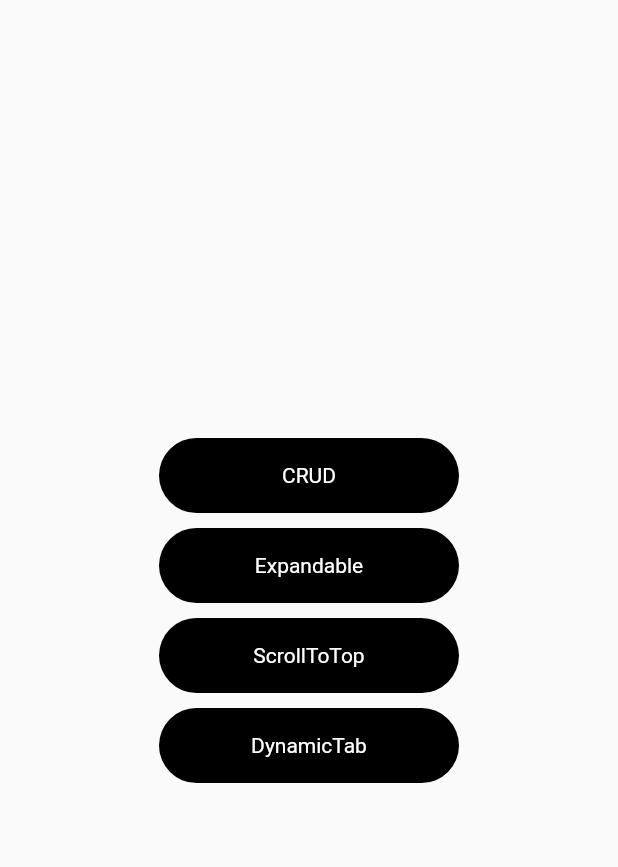
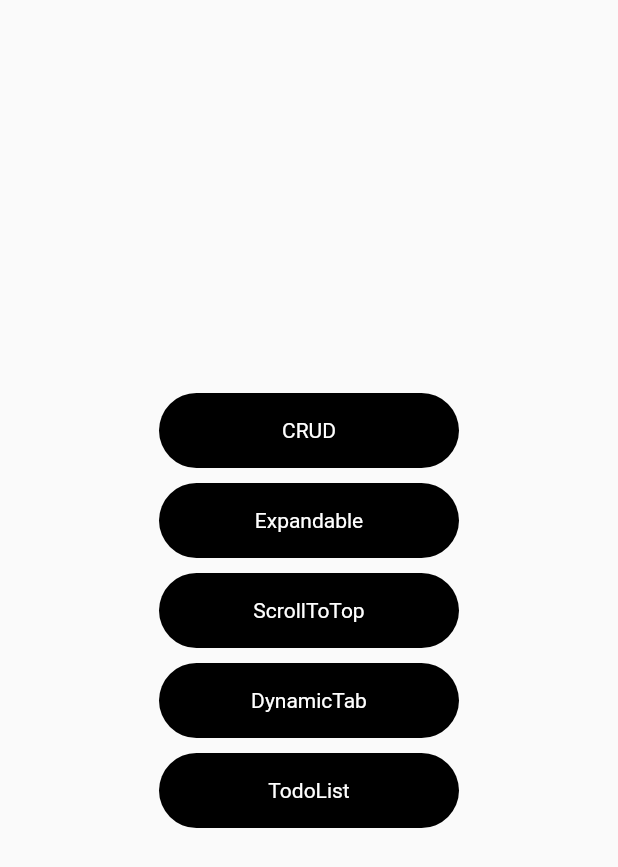
Before and after one commit to hyosun7037/flutterlab, a Flutter app: the screen it shows after launch, on a phone screen of 412 x 824 dp. Shown: the top 867 px of the screen. Run offline on Flutter 3.47's test engine with Material 2 defaults, Android fonts, the light colour scheme and no system bars; our stand-ins replace expandable, get; network calls fail.

Commit message:
[ADD] todo 추가

```diff
--- a/lib/main.dart
+++ b/lib/main.dart
@@ -4,6 +4,7 @@ import 'package:flutterlab/dynamic_tab/dynamic_tab_page.dart';
 import 'package:flutterlab/expandable/expandable_page.dart';
 import 'package:flutterlab/scroll_to_top/scroll_to_top_page.dart';
 import 'package:flutterlab/scroll_to_top/scroll_to_top_state_page.dart';
+import 'package:flutterlab/todolist_flutter/lib/todo_list_screen.dart';
 import 'package:get/route_manager.dart';
 
 // 앱에서 지원하는 언어 리스트 변수
@@ -40,6 +41,7 @@ class MyApp extends StatelessWidget {
                 TestButton(title: 'Expandable', page: ExpandablePage()),
                 TestButton(title: 'ScrollToTop', page: ScrollToTop()),
                 TestButton(title: 'DynamicTab', page: DynamicTabPage()),
+                TestButton(title: 'TodoList', page: TodoListScreen()),
               ],
             ),
           ),
```
